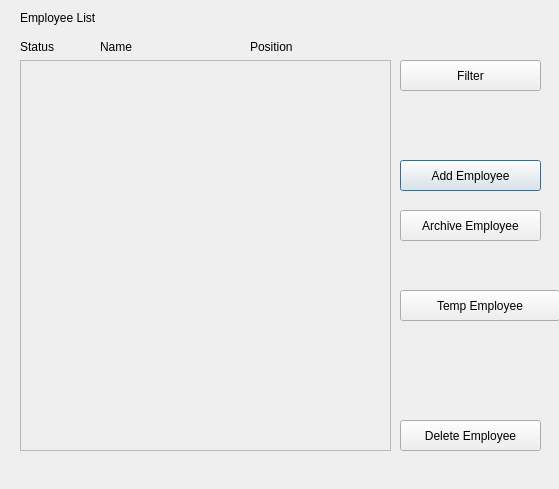
Above: UI/EmployeesDialog.ui from jordynmarlow/SoftwareEngineering before the change. Below: the same form after it.
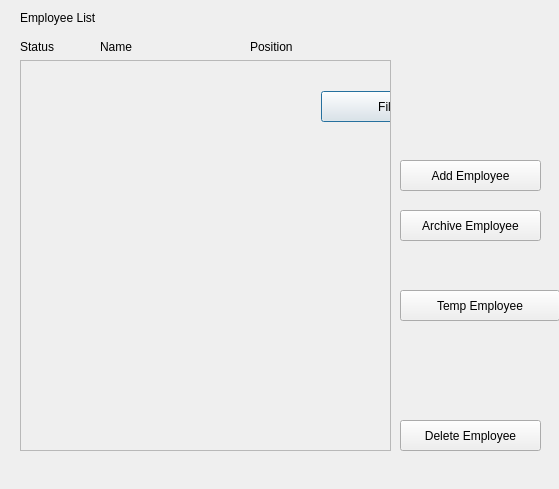
That is the form after the change.

```diff
--- a/UI/EmployeesDialog.ui
+++ b/UI/EmployeesDialog.ui
@@ -34,6 +34,19 @@
       <height>389</height>
      </rect>
     </property>
+    <widget class="QPushButton" name="filter_employees_bt">
+     <property name="geometry">
+      <rect>
+       <x>300</x>
+       <y>30</y>
+       <width>141</width>
+       <height>31</height>
+      </rect>
+     </property>
+     <property name="text">
+      <string>Filter</string>
+     </property>
+    </widget>
    </widget>
   </widget>
   <widget class="QPushButton" name="add_employee_bt">
@@ -75,19 +88,6 @@
     <string>Employee List</string>
    </property>
   </widget>
-  <widget class="QPushButton" name="filter_employees_bt">
-   <property name="geometry">
-    <rect>
-     <x>400</x>
-     <y>60</y>
-     <width>141</width>
-     <height>31</height>
-    </rect>
-   </property>
-   <property name="text">
-    <string>Filter</string>
-   </property>
-  </widget>
   <widget class="QPushButton" name="archive_employee_bt">
    <property name="geometry">
     <rect>
```
